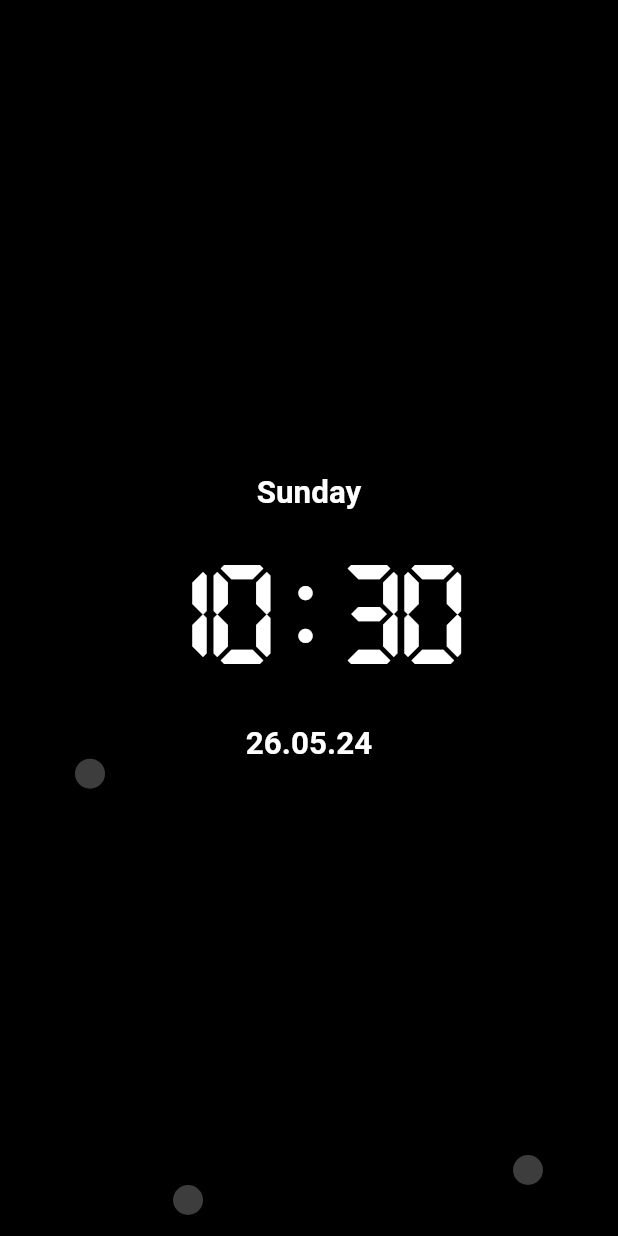
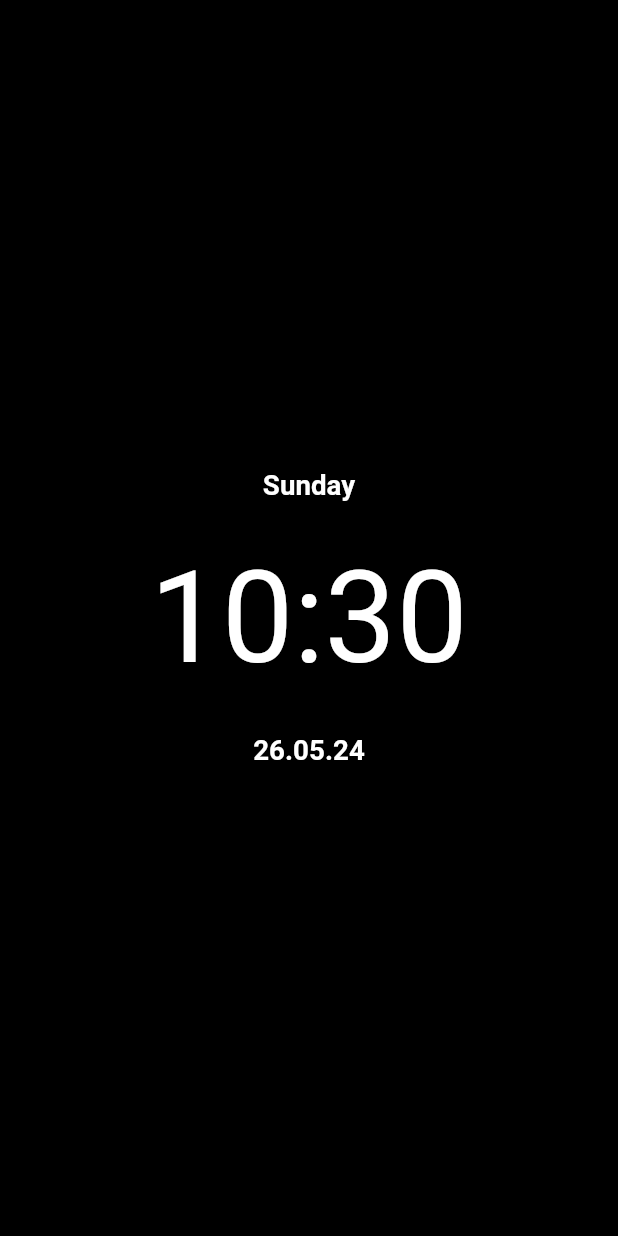
Before and after one commit to TohaRG2/sber_portal_clock, a Flutter app: the screen it shows after launch, on a phone screen of 412 x 824 dp. Run offline on Flutter 3.47's test engine with Material 3 defaults, Android fonts, the light colour scheme and no system bars; our stand-ins replace get, jiffy; missing offline and left inert: screen_brightness; Roboto replaces fonts that are missing (DigitalDisp).

Commit message:
Обновление версий зависимостей

```diff
--- a/lib/main_screen/state/time_state.dart
+++ b/lib/main_screen/state/time_state.dart
@@ -14,18 +14,25 @@ class TimeState {
   final RxString _weekDay = 'ПН'.obs;
   get weekDay => _weekDay.value;
 
+  bool showColon = true;
+
   TimeState() {
     _timeTicker();
   }
 
   _timeTicker() async {
-    await Jiffy.locale("ru");
+    await Jiffy.setLocale("ru");
     while (true) {
-      var now = DateTime.now();
-      _time.value = Jiffy(now).format('HH:mm');
-      _date.value = Jiffy(now).format('dd.MM.yy');
-      _weekDay.value = Jiffy(now).format('EEEE');
-      await Future.delayed(const Duration(milliseconds: 500), () {});
+      // var now = DateTime.now();
+      // if (showColon) {
+        _time.value = Jiffy.now().format(pattern: 'HH:mm');
+      // } else {
+      //   _time.value = Jiffy(now).format('HH mm');
+      // }
+      // showColon = !showColon;
+      _date.value = Jiffy.now().format(pattern:'dd.MM.yy');
+      _weekDay.value = Jiffy.now().format(pattern: 'EEEE');
+      await Future.delayed(const Duration(milliseconds: 1000), () {});
     }
   }
 
--- a/lib/main_screen/widgets/brightness_regulator.dart
+++ b/lib/main_screen/widgets/brightness_regulator.dart
@@ -14,7 +14,7 @@ class BrightnessRegulator extends GetView<MainScreenLogic> {
           trackHeight: 80,
           activeTrackColor: Colors.transparent,
           inactiveTrackColor: Colors.transparent,
-          thumbColor: Colors.white24,
+          thumbColor: Colors.transparent,
         ),
         child: RotatedBox(
           quarterTurns: 3,
--- a/lib/main_screen/widgets/color_regulator.dart
+++ b/lib/main_screen/widgets/color_regulator.dart
@@ -15,11 +15,11 @@ class ColorRegulator extends GetView<MainScreenLogic> {
       right: 100,
       child: Obx(() {
         return SliderTheme(
-          data: SliderThemeData(
+          data: const SliderThemeData(
             trackHeight: 2,
             activeTrackColor: Colors.transparent,
             inactiveTrackColor: Colors.transparent,
-            thumbColor: Colors.white24,
+            thumbColor: Colors.transparent,
             overlayColor: Colors.white54,
           ),
           child: Slider(
--- a/lib/main_screen/widgets/text_size_regulator.dart
+++ b/lib/main_screen/widgets/text_size_regulator.dart
@@ -19,7 +19,7 @@ class TextSizeRegulator extends GetView<MainScreenLogic> {
           trackHeight: 80,
           activeTrackColor: Colors.transparent,
           inactiveTrackColor: Colors.transparent,
-          thumbColor: Colors.white24,
+          thumbColor: Colors.transparent,
           overlayColor: Colors.white54,
         ),
         child: RotatedBox(
--- a/lib/main_screen/widgets/time_widget.dart
+++ b/lib/main_screen/widgets/time_widget.dart
@@ -1,7 +1,6 @@
 import 'package:flutter/material.dart';
 import 'package:get/get.dart';
 import 'package:sber_portal_clock/main_screen/logic.dart';
-import 'package:sber_portal_clock/utils/my_logger.dart';
 
 class TimeWidget extends GetView<MainScreenLogic> {
   const TimeWidget({super.key});
@@ -24,23 +23,27 @@ class TimeWidget extends GetView<MainScreenLogic> {
                 style: TextStyle(
                   color: screenState.mainColor,
                   fontWeight: FontWeight.w600,
+                  // fontFamily: 'Digital7',
                   fontSize: 130,
                 ),
               ),
+              const SizedBox(height: 100,),
               Text(
                 timeState.time,
                 style: TextStyle(
                   color: screenState.mainColor,
                   fontSize: 600,
-                  fontFamily: 'Digital',
+                  fontFamily: 'DigitalDisp',
                   // fontFamily: 'WhiteRabbit',
                 ),
               ),
+              const SizedBox(height: 100,),
               Text(
                 timeState.date,
                 style: TextStyle(
                   color: screenState.mainColor,
                   fontWeight: FontWeight.w600,
+                  // fontFamily: 'DigitalMono',
                   fontSize: 130,
                 ),
               )
```
Also changed, not shown: pubspec.yaml (+18 -6 lines), fonts/digital-7_mono.ttf (added), fonts/digital_7.ttf (added), fonts/pocket_calc.ttf (added), pubspec.lock, 1 other file.
